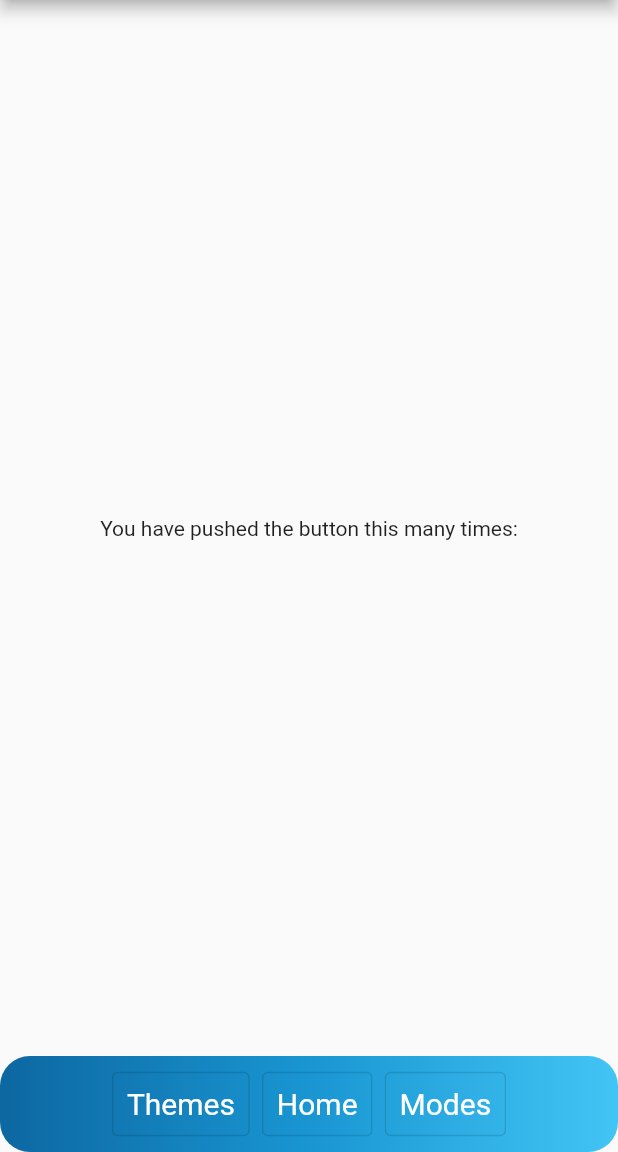
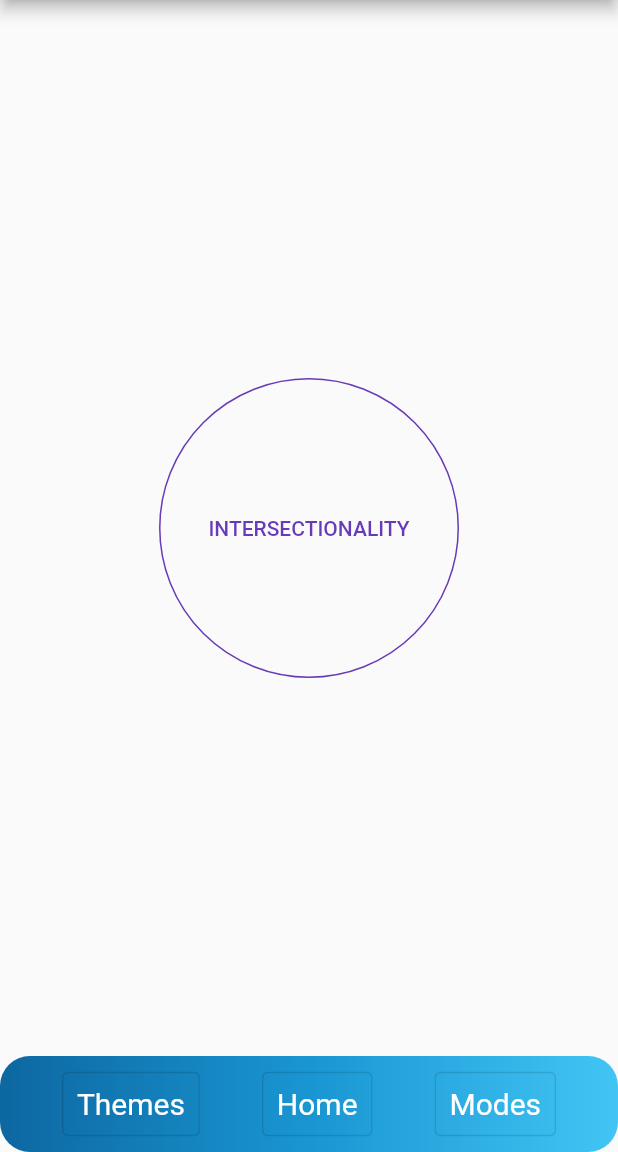
Before and after one commit to Sid-the-Developer/empathy_exhibition, a Flutter app: the screen it shows after launch, on a phone screen of 412 x 824 dp, the part 84-1236 px from its top. Run offline on Flutter 3.47's test engine with Material 2 defaults, Android fonts, the light colour scheme and no system bars; our stand-ins replace google_fonts.

Commit message:
- First button - Added page structure - Added package dependencies

```diff
--- /dev/null
+++ b/lib/ModePage.dart
@@ -0,0 +1,19 @@
+import 'package:flutter/material.dart';
+import 'Themes.dart';
+
+class ModePage extends StatefulWidget {
+  ModePage({Key? key, required this.theme}) : super(key: key);
+
+  // Selected theme
+  final Themes theme;
+
+  @override
+  _ModePageState createState() => _ModePageState();
+}
+
+class _ModePageState extends State<ModePage> {
+  @override
+  Widget build(BuildContext context) {
+    return Scaffold();
+  }
+}
--- /dev/null
+++ b/lib/Themes.dart
@@ -0,0 +1,5 @@
+enum Themes {
+  INTERSECTIONALITY,
+  EMPATHY,
+  RESPECT
+}
--- a/lib/main.dart
+++ b/lib/main.dart
@@ -1,4 +1,7 @@
 import 'package:flutter/material.dart';
+import 'Themes.dart';
+import 'ModePage.dart';
+import 'package:google_fonts/google_fonts.dart';
 
 void main() {
   runApp(MyApp());
@@ -58,7 +61,10 @@ class _MyHomePageState extends State<MyHomePage> {
       appBar: AppBar(
         // Here we take the value from the MyHomePage object that was created by
         // the App.build method, and use it to set our appbar title.
-        title: Text(widget.title),
+        title: Text(
+          widget.title,
+          textAlign: TextAlign.center,
+        ),
       ),
       body: Center(
         // Center is a layout widget. It takes a single child and positions it
@@ -81,11 +87,22 @@ class _MyHomePageState extends State<MyHomePage> {
             mainAxisAlignment: MainAxisAlignment.center,
             children: <Widget>[
               Spacer(),
-              Center(
-                child: Text(
-                  'You have pushed the button this many times:',
+              Column(children: [
+                Row(
+                  children: [],
                 ),
-              ),
+                OutlinedButton(
+                  child: Text('INTERSECTIONALITY',
+                      style: GoogleFonts.merriweatherSans()),
+                  style: OutlinedButton.styleFrom(
+                      shape: CircleBorder(),
+                      side: BorderSide(color: Colors.deepPurple),
+                      fixedSize: Size.fromRadius(100)),
+                  onPressed: () => Navigator.of(context).push(MaterialPageRoute(
+                      builder: (BuildContext context) =>
+                          ModePage(theme: Themes.INTERSECTIONALITY))),
+                )
+              ]),
               Spacer(),
               Stack(
                 children: <Widget>[
@@ -104,7 +121,7 @@ class _MyHomePageState extends State<MyHomePage> {
                     ),
                   ),
                   ButtonBar(
-                    alignment: MainAxisAlignment.center,
+                    alignment: MainAxisAlignment.spaceEvenly,
                     children: [
                       ClipRRect(
                         borderRadius: BorderRadius.circular(4),
@@ -126,10 +143,10 @@ class _MyHomePageState extends State<MyHomePage> {
                             primary: Colors.white,
                             textStyle: const TextStyle(fontSize: 20),
                           ),
-                          onPressed: () => Navigator.of(context).pushReplacement(
-    MaterialPageRoute(
-    builder: (BuildContext context) =>
-    MyHomePage(title: widget.title))),
+                          onPressed: () => Navigator.of(context)
+                              .pushReplacement(MaterialPageRoute(
+                                  builder: (BuildContext context) =>
+                                      MyHomePage(title: widget.title))),
                           child: const Text('Home'),
                         ),
                       ),
--- a/pubspec.yaml
+++ b/pubspec.yaml
@@ -23,6 +23,10 @@ environment:
 dependencies:
   flutter:
     sdk: flutter
+  flutter_launcher_icons: ^0.9.2
+  shared_preferences: ^2.0.8
+  google_fonts: ^2.1.0
+  animations: ^2.0.1
 
 
   # The following adds the Cupertino Icons font to your application.
```
Also changed, not shown: lib/ThemePage.dart (added).
